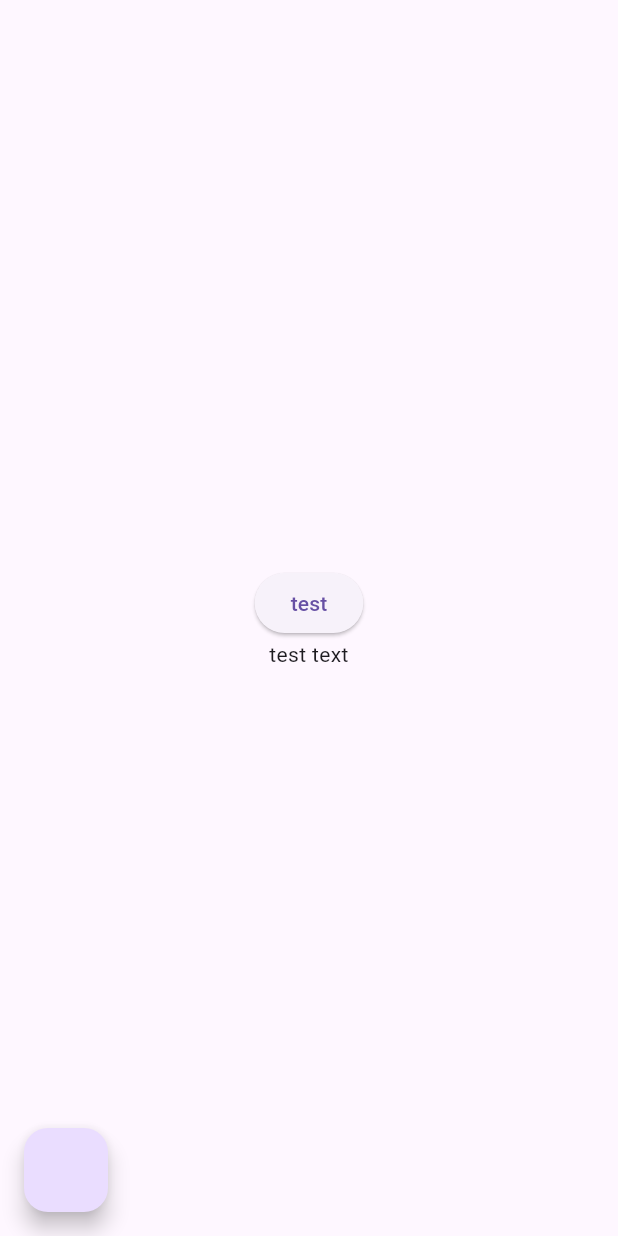
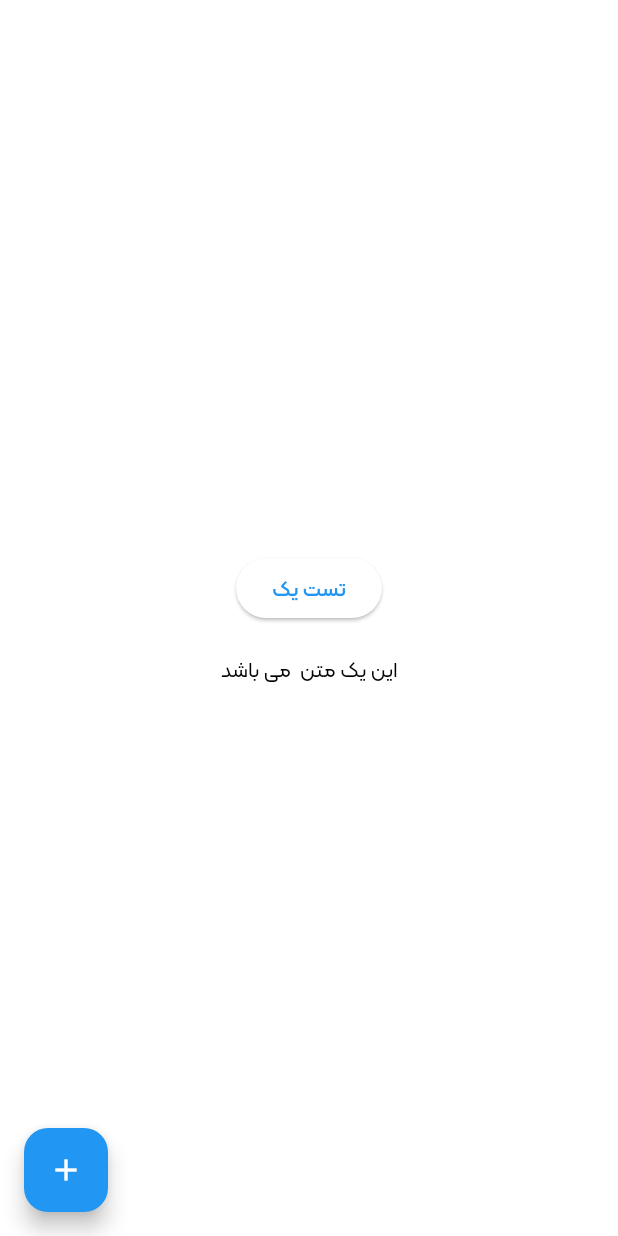
Before and after one commit to alikazemidev/hit_chat, a Flutter app: the screen it shows after launch, on a phone screen of 412 x 824 dp. Run offline on Flutter 3.47's test engine with Material 3 defaults, Android fonts, the phone set to English and light mode, and no system bars; our stand-ins replace get.

Commit message:
init commit

```diff
--- a/lib/main.dart
+++ b/lib/main.dart
@@ -1,5 +1,6 @@
 import 'package:flutter/material.dart';
 import 'package:flutter_localizations/flutter_localizations.dart';
+import 'package:get/get.dart';
 
 void main() {
   runApp(const MyApp());
@@ -10,8 +11,26 @@ class MyApp extends StatelessWidget {
 
   @override
   Widget build(BuildContext context) {
-    return MaterialApp(
+    return GetMaterialApp(
       debugShowCheckedModeBanner: false,
+      theme: ThemeData(
+        fontFamily: 'kalameh',
+        scaffoldBackgroundColor: Colors.white,
+        colorScheme: ColorScheme.light(
+          primary: Colors.blue,
+          secondary: Colors.yellow,
+        ),
+      ),
+      darkTheme: ThemeData(
+        fontFamily: 'kalameh',
+        scaffoldBackgroundColor: Colors.black,
+        colorScheme: ColorScheme.light(
+          primary: Colors.blue,
+          onPrimary: Colors.white,
+          secondary: Colors.yellow,
+        ),
+      ),
+      themeMode: ThemeMode.light,
       localizationsDelegates: [
         GlobalMaterialLocalizations.delegate,
         GlobalWidgetsLocalizations.delegate,
@@ -22,6 +41,7 @@ class MyApp extends StatelessWidget {
       home: Scaffold(
         floatingActionButton: FloatingActionButton(
           onPressed: () {},
+          child: Icon(Icons.add),
         ),
         body: SizedBox(
           width: double.infinity,
@@ -30,9 +50,10 @@ class MyApp extends StatelessWidget {
             children: [
               ElevatedButton(
                 onPressed: () {},
-                child: Text('test'),
+                child: Text('تست یک'),
               ),
-              Text('test text')
+              SizedBox(height: 20),
+              Text('این یک متن  می باشد')
             ],
           ),
         ),
```
Also changed, not shown: pubspec.lock.
